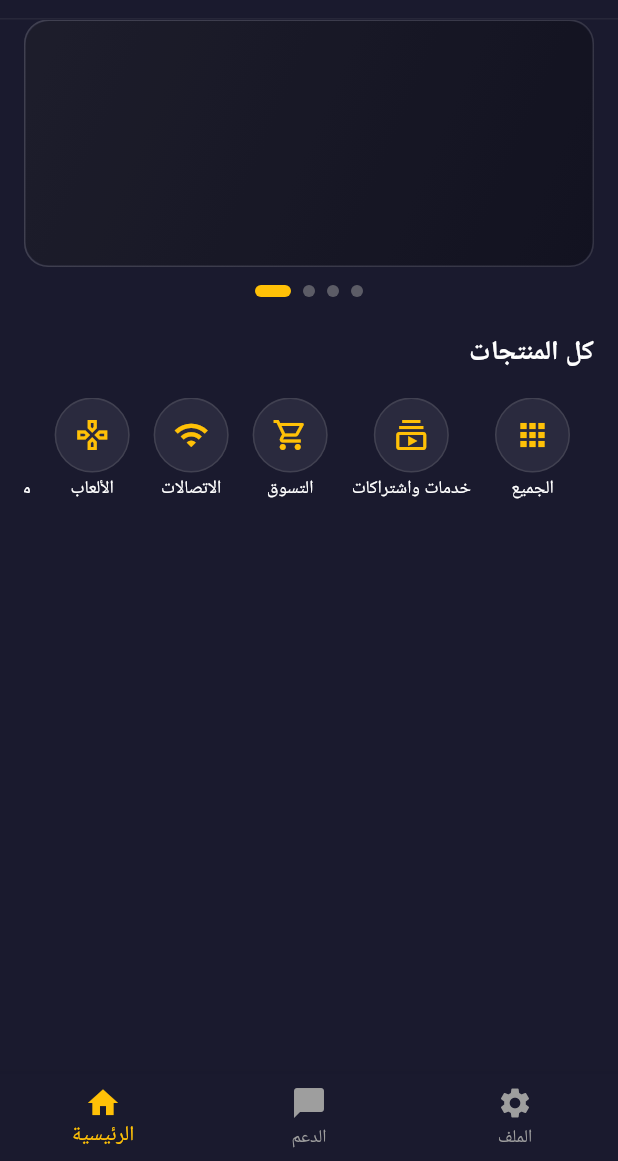
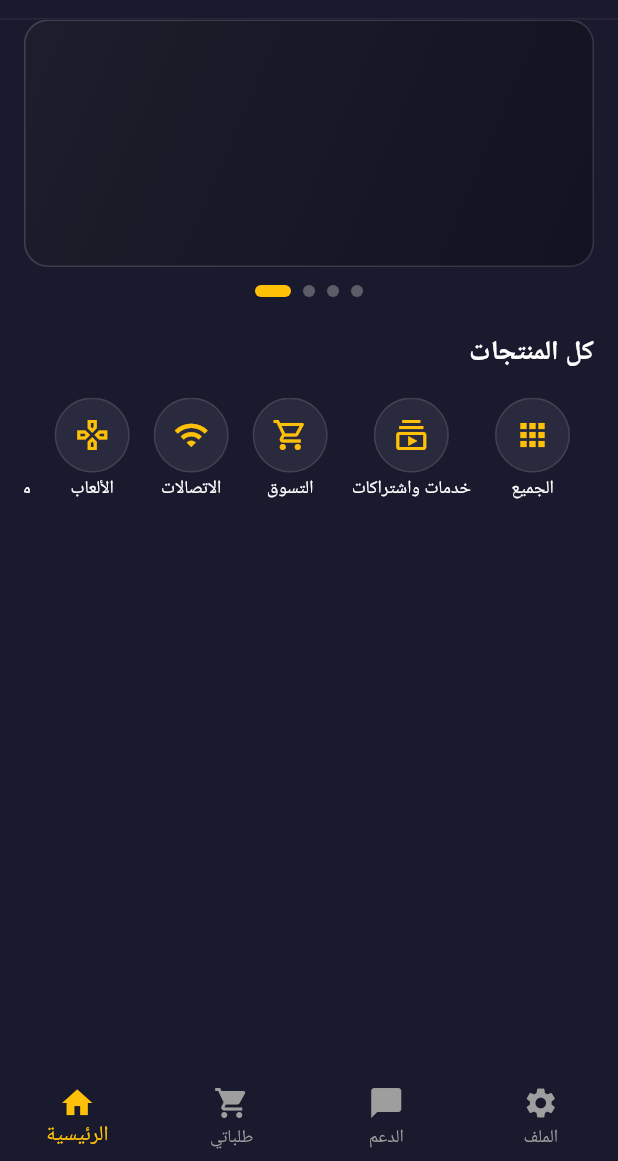
Before and after one commit to Ratluzen2/Ratlozen-Services, a Flutter app: the screen it shows after launch, on a phone screen of 412 x 824 dp, the part 75-1236 px from its top. Run offline on Flutter 3.47's test engine with Material 3 defaults, Android fonts, the phone set to English and light mode, and no system bars; our stand-ins replace sqflite; accounts and stored records are empty; Roboto replaces fonts that are missing (Cairo).

Commit message:
feat: إعادة أيقونة 'طلباتي' إلى شريط التنقل وربطها بخيار 'طلباتي' في البروفايل

```diff
--- a/lib/main.dart
+++ b/lib/main.dart
@@ -49,7 +49,7 @@ class _MainScreenState extends State<MainScreen> {
   Widget build(BuildContext context) {
     final List<Widget> pages = [
 	      HomePage(currency: _selectedCurrency),
-
+	      CartPage(currency: _selectedCurrency),
 	      ChatPage(currency: _selectedCurrency),
       ProfilePage(
         currency: _selectedCurrency,
@@ -79,7 +79,10 @@ class _MainScreenState extends State<MainScreen> {
             icon: Icon(Icons.home),
 	            label: 'الرئيسية',
 	          ),
-
+	          BottomNavigationBarItem(
+	            icon: Icon(Icons.shopping_cart),
+	            label: 'طلباتي',
+	          ),
 	          BottomNavigationBarItem(
             icon: Icon(Icons.chat_bubble),
             label: 'الدعم',
@@ -538,6 +541,7 @@ class _ProfilePageState extends State<ProfilePage> {
                 // Menu items
                 _buildProfileMenuItem('العملة', Icons.monetization_on_outlined),
 	                _buildProfileMenuItem('الإشعارات', Icons.notifications_outlined),
+	                _buildProfileMenuItem('طلباتي', Icons.list_alt_outlined),
 	                _buildProfileMenuItem('محفظتي', Icons.account_balance_wallet_outlined),
                 _buildProfileMenuItem('الأسئلة الشائعة', Icons.help_outline),
                 _buildProfileMenuItem('الشروط والأحكام', Icons.description_outlined),
@@ -579,6 +583,11 @@ class _ProfilePageState extends State<ProfilePage> {
     switch (title) {
       case 'العملة':
         _showCurrencyDialog();
+        break;
+	      case 'طلباتي':
+        setState(() {
+          _selectedIndex = 1; // الانتقال إلى صفحة "طلباتي"
+        });
         break;
       case 'محفظتي':
         Navigator.push(
```
Lines whose indentation alone changed are shown as unchanged.
